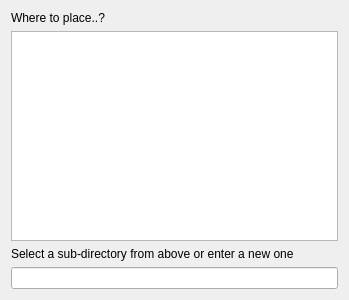
Qt form src/IDlgDeviceTwoNavPath.ui (ntruchsess/QLandkarteGT) before a commit.
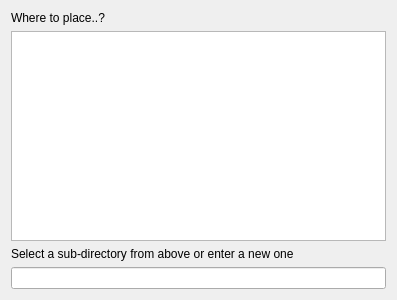
The same form after that commit.

What changed in the file:
```diff
--- a/src/IDlgDeviceTwoNavPath.ui
+++ b/src/IDlgDeviceTwoNavPath.ui
@@ -6,7 +6,7 @@
    <rect>
     <x>0</x>
     <y>0</y>
-    <width>349</width>
+    <width>397</width>
     <height>300</height>
    </rect>
   </property>
```
Left out of the diff: 2 changed lines with no effect on the pictures.
